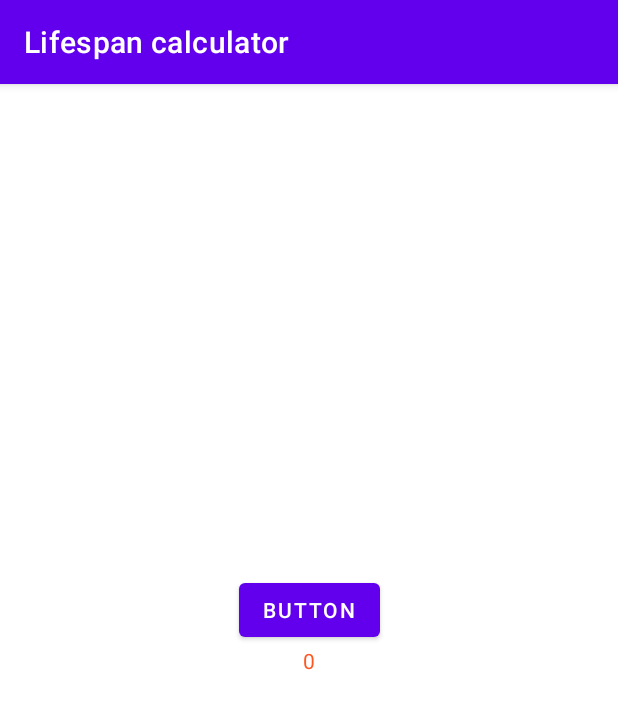
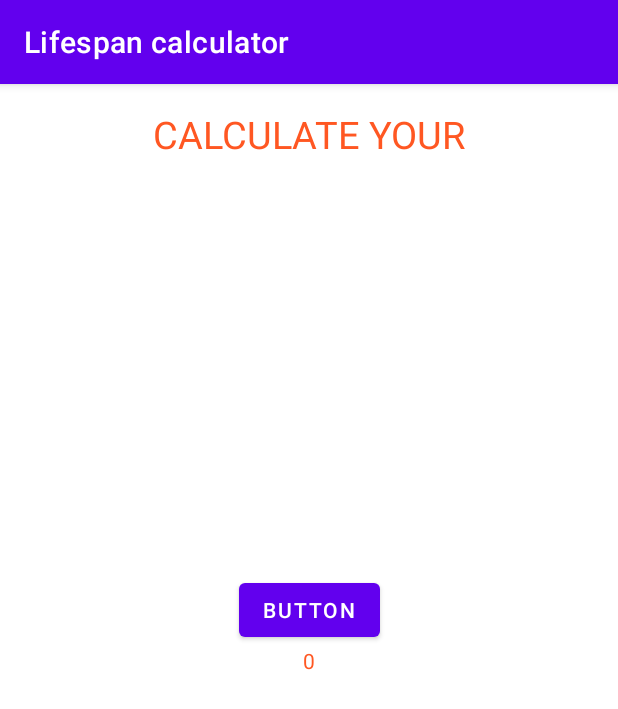
Before and after one commit to worthant/Lifespan-calculator, an Android app: the screen it shows after launch (MainActivity), on a phone screen of 412 x 824 dp. Shown: the top 709 px of the screen. Run offline under Robolectric (Android 15) with nearby library versions, the phone set to English and light mode, and no system bars.

Commit message:
added TextView for calculating your age

```diff
--- a/app/src/main/res/layout/activity_main.xml
+++ b/app/src/main/res/layout/activity_main.xml
@@ -2,6 +2,7 @@
 <androidx.constraintlayout.widget.ConstraintLayout xmlns:android="http://schemas.android.com/apk/res/android"
     xmlns:app="http://schemas.android.com/apk/res-auto"
     xmlns:tools="http://schemas.android.com/tools"
+    android:id="@+id/color"
     android:layout_width="match_parent"
     android:layout_height="match_parent"
     tools:context=".MainActivity">
@@ -26,4 +27,16 @@
         app:layout_constraintEnd_toEndOf="parent"
         app:layout_constraintStart_toStartOf="parent" />
 
+    <TextView
+        android:id="@+id/textView"
+        android:layout_width="wrap_content"
+        android:layout_height="wrap_content"
+        android:layout_marginTop="16dp"
+        android:text="CALCULATE YOUR"
+        android:textColor="#FF5722"
+        android:textSize="25sp"
+        app:layout_constraintEnd_toEndOf="parent"
+        app:layout_constraintStart_toStartOf="parent"
+        app:layout_constraintTop_toTopOf="parent" />
+
 </androidx.constraintlayout.widget.ConstraintLayout>
```
